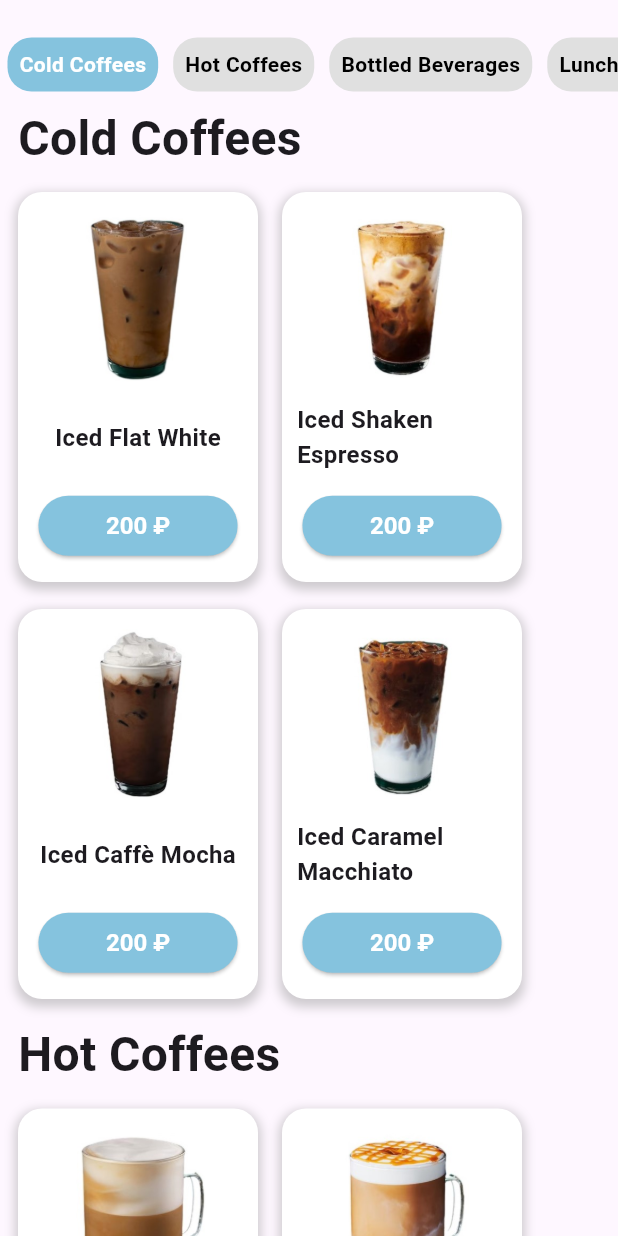
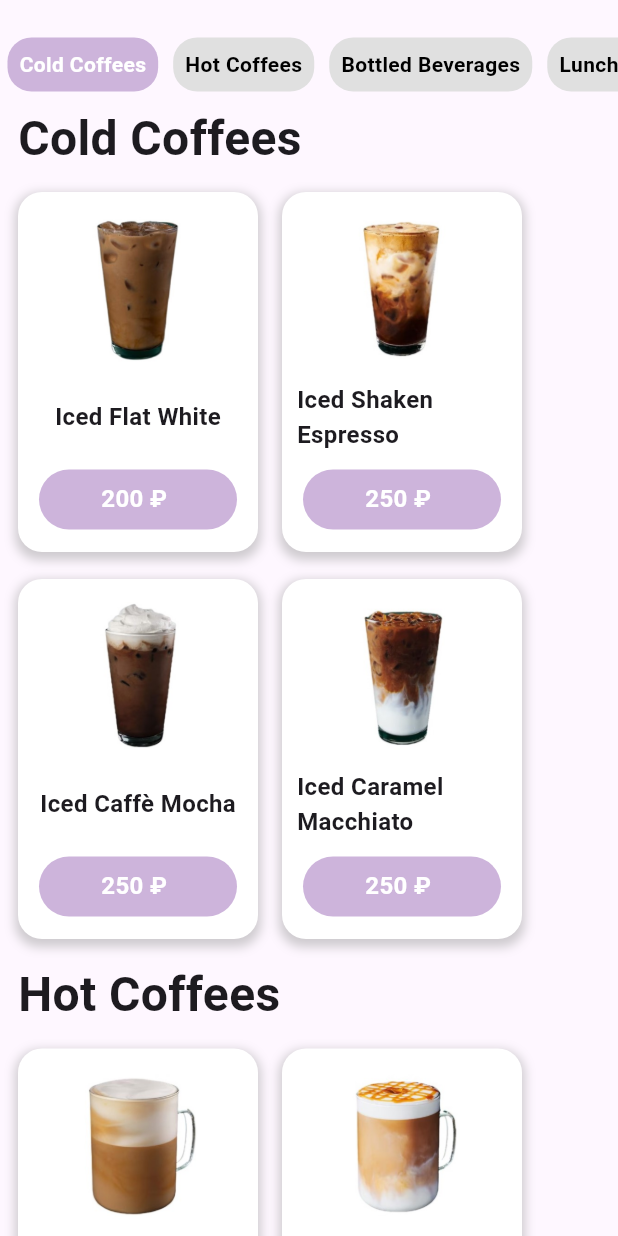
Before and after one commit to AAArinAAA/OmSTU-SummerPractice2024, a Flutter app: the screen it shows after launch, on a phone screen of 412 x 824 dp. Run offline on Flutter 3.47's test engine with Material 3 defaults, Android fonts, the phone set to English and light mode, and no system bars.

Commit message:
add button

```diff
--- /dev/null
+++ b/coffee_shop_app/lib/custom_widgets/button.dart
@@ -0,0 +1,95 @@
+import 'package:flutter/material.dart';
+
+class ProductButton extends StatefulWidget {
+  final int price;
+
+  const ProductButton({Key? key, required this.price}) : super(key: key);
+
+  @override
+  _ProductButtonState createState() => _ProductButtonState();
+}
+
+class _ProductButtonState extends State<ProductButton> {
+  int itemCount = 0; // Начальное количество товара в корзине
+
+  @override
+  Widget build(BuildContext context) {
+    return GestureDetector(
+      onTap: () {
+        setState(() {
+          itemCount++; // Увеличиваем количество товара при нажатии на кнопку
+        });
+      },
+      child: AnimatedContainer(
+        duration: const Duration(milliseconds: 300),
+        curve: Curves.ease,
+        padding: const EdgeInsets.symmetric(horizontal: 16.0, vertical: 8.0),
+        decoration: BoxDecoration(
+          color: const Color.fromRGBO(205, 180, 219, 1),
+          borderRadius: BorderRadius.circular(30.0),
+        ),
+        child: Container(
+          width: 100,
+          height: 24,
+          decoration: BoxDecoration(
+            borderRadius: BorderRadius.circular(30),
+            color: const Color.fromRGBO(205, 180, 219, 1),
+          ),
+          child:
+            Expanded(
+              child: itemCount == 0
+                  ? Text(
+                    '      ${widget.price} ₽',
+                    style:
+                    const TextStyle(
+                      color: Colors.white,
+                      fontSize:16,
+                      fontWeight: FontWeight.bold
+                      ),
+                    )
+                  : Row(
+                      mainAxisAlignment: MainAxisAlignment.center,
+                      children: [
+                        GestureDetector(
+                          onTap: () {
+                            setState(() {
+                              if (itemCount > 0) itemCount--;
+                            });
+                          },
+                          child: Container(
+                            width: 24.0,
+                            height: 24.0,
+                            decoration: BoxDecoration(
+                              borderRadius: BorderRadius.circular(16),
+                              color: Colors.white,
+                            ),
+                            child: const Icon(Icons.remove, color: Color.fromRGBO(205, 180, 219, 1)),
+                          ),
+                        ),
+                        const SizedBox(width: 8.0),
+                        Text('$itemCount', style: const TextStyle(color: Colors.white, fontSize:16, fontWeight: FontWeight.bold)),
+                        const SizedBox(width: 8.0),
+                        GestureDetector(
+                          onTap: () {
+                            setState(() {
+                              itemCount++;
+                            });
+                          },
+                          child: Container(
+                            width: 24.0,
+                            height: 24.0,
+                            decoration: const BoxDecoration(
+                              shape: BoxShape.circle,
+                              color: Colors.white,
+                            ),
+                            child: const Icon(Icons.add, color: Color.fromRGBO(205, 180, 219, 1)),
+                          ),
+                        ),
+                      ],
+                    ),
+            ),
+        ),
+      ),
+    );
+  }
+}
--- a/coffee_shop_app/lib/main.dart
+++ b/coffee_shop_app/lib/main.dart
@@ -1,4 +1,5 @@
 import 'package:flutter/material.dart';
+import 'custom_widgets/button.dart';
 
 void main() {
   runApp(const MyApp());
@@ -28,7 +29,7 @@ class MyHomePage extends StatefulWidget {
 }
 
 class _MyHomePageState extends State<MyHomePage> {
-  String currentCategory = "Cold Coffees"; // Начальная категория
+  String currentCategory = "Cold Coffees";
   final ScrollController _scrollController = ScrollController();
   ScrollController _horizontalScrollController = ScrollController();
 
@@ -38,19 +39,16 @@ class _MyHomePageState extends State<MyHomePage> {
   void initState() {
     super.initState();
     _scrollController.addListener(_scrollListener);
-    _horizontalScrollController = ScrollController(); // Initialize _horizontalScrollController
+    _horizontalScrollController = ScrollController();
   }
-
 
   @override
   void dispose() {
     _scrollController.removeListener(_scrollListener);
     _scrollController.dispose();
-    _horizontalScrollController.dispose(); // Dispose _horizontalScrollController
+    _horizontalScrollController.dispose();
     super.dispose();
   }
-
-
 
   int _calculateCategoryIndex(double offset) {
     return (offset / 450).floor();
@@ -73,31 +71,13 @@ class _MyHomePageState extends State<MyHomePage> {
 
         _horizontalScrollController.animateTo(
           scrollTo,
+          // ignore: prefer_const_constructors
           duration: Duration(milliseconds: 500),
           curve: Curves.easeInOut,
         );
       }
     });
   }
-
-  String _determineCategoryInView() {
-  double position = 0.0;
-  String categoryInView;
-
-  for (int i = 0; i < categories.length; i++) {
-    RenderBox renderBox = context.findRenderObject() as RenderBox;
-    double itemPosition = renderBox.localToGlobal(Offset.zero).dy;
-
-    if (itemPosition >= 0 && itemPosition < MediaQuery.of(context).size.height) {
-      position = i.toDouble(); // Приводим индекс к типу double
-      break;
-    }
-  }
-
-  categoryInView = categories[position.toInt()]; // Приводим position к типу int
-
-  return categoryInView;
-}
 
 
 void _selectCategory(String category) {
@@ -113,25 +93,21 @@ void _selectCategory(String category) {
   }
 }
 
-
-
   @override
   Widget build(BuildContext context) {
     return Scaffold(
       body: Column(
         crossAxisAlignment: CrossAxisAlignment.start,
         children: [
-          // Горизонтальное меню категорий
           const SizedBox(height: 20,),
           SingleChildScrollView(
             scrollDirection: Axis.horizontal,
-            controller: _horizontalScrollController, // Use _horizontalScrollController here
+            controller: _horizontalScrollController,
             child: Row(
               children: categories.map((category) => _buildCategoryButton(category)).toList(),
             ),
           ),
 
-          // Основной список товаров
           Expanded(
             child: SingleChildScrollView(
               controller: _scrollController,
@@ -141,66 +117,66 @@ void _selectCategory(String category) {
                   _buildCategorySection("Cold Coffees", [
                     Row(
                       children: [
-                    _buildItem("Iced Flat White", "assets/Iced Flat White.jpg", "200 ₽"),
-                    _buildItem("Iced Shaken Espresso", "assets/Iced Shaken Espresso.jpg", "200 ₽"),
+                    _buildItem("Iced Flat White", "assets/Iced Flat White.jpg", 200),
+                    _buildItem("Iced Shaken Espresso", "assets/Iced Shaken Espresso.jpg", 250),
                       ],
                     ),
                     Row(
                       children: [
-                    _buildItem("Iced Caffè Mocha", "assets/Iced Caffè Mocha.jpg", "200 ₽"),
-                    _buildItem("Iced Caramel Macchiato", "assets/Iced Caramel Macchiato.jpg", "200 ₽"),
+                    _buildItem("Iced Caffè Mocha", "assets/Iced Caffè Mocha.jpg", 250),
+                    _buildItem("Iced Caramel Macchiato", "assets/Iced Caramel Macchiato.jpg", 250),
                       ],
                     )
                   ]),
                   _buildCategorySection("Hot Coffees", [
                     Row(
                       children: [
-                    _buildItem("Cappuccino", "assets/Cappuccino.jpg", "200 ₽"),
-                    _buildItem("Caramel Macchiato", "assets/Caramel Macchiato.jpg", "200 ₽"),
+                    _buildItem("Cappuccino", "assets/Cappuccino.jpg", 200),
+                    _buildItem("Caramel Macchiato", "assets/Caramel Macchiato.jpg", 200),
                       ],),
                     Row(
                       children: [
-                    _buildItem("Caffè Mocha", "assets/Caffè Mocha.jpg", "200 ₽"),
-                    _buildItem("Caffè Misto", "assets/Caffè Misto.jpg", "200 ₽"),
+                    _buildItem("Caffè Mocha", "assets/Caffè Mocha.jpg", 250),
+                    _buildItem("Caffè Misto", "assets/Caffè Misto.jpg", 200),
                       ],),
                   ]),
                   _buildCategorySection("Bottled Beverages", [
                     Row(
                       children: [
-                        _buildItem("Orange juice, 0.2L", "assets/Orange juice, 0.2L.png", "200 ₽"),
-                        _buildItem("Mojito", "assets/Mojito.png", "200 ₽"),
+                        _buildItem("Orange juice, 0.2L", "assets/Orange juice, 0.2L.png", 50),
+                        _buildItem("Mojito", "assets/Mojito.png", 75),
                       ],
                     ),
 
                     Row(
                       children: [
-                        _buildItem("Evolution Fresh® Orange", "assets/Evolution Fresh® Orange.jpg", "200 ₽"),
-                        _buildItem("Horizon® Chocolate Milk", "assets/Horizon® Chocolate Milk.jpg", "200 ₽"),
+                        _buildItem("Evolution Fresh® Orange", "assets/Evolution Fresh® Orange.jpg", 125),
+                        _buildItem("Horizon® Chocolate Milk", "assets/Horizon® Chocolate Milk.jpg", 60),
                       ],
                     )
                   ]),
                   _buildCategorySection("Lunch & Breakfast", [
                     Row (children: [
-                    _buildItem("Bacon, Sausage & Egg Wrap", "assets/Bacon, Sausage & Egg Wrap.jpg", "200 ₽"),
-                    _buildItem("Bacon & Gruyère Egg Bites", "assets/Bacon & Gruyère Egg Bites.jpg", "200 ₽"),
+                    _buildItem("Bacon, Sausage & Egg Wrap", "assets/Bacon, Sausage & Egg Wrap.jpg", 325),
+                    _buildItem("Bacon & Gruyère Egg Bites", "assets/Bacon & Gruyère Egg Bites.jpg", 175),
                     ],),
 
                     Row (children: [
-                    _buildItem("Ham & Swiss on Baguette", "assets/Ham & Swiss on Baguette.jpg", "200 ₽"),
-                    _buildItem("Cheese & Fruit Protein Box", "assets/Cheese & Fruit Protein Box.jpg", "200 ₽"),
+                    _buildItem("Ham & Swiss on Baguette", "assets/Ham & Swiss on Baguette.jpg", 250),
+                    _buildItem("Cheese & Fruit Protein Box", "assets/Cheese & Fruit Protein Box.jpg", 400),
                     ],)
                   ]),
                   _buildCategorySection("Milk & Juice", [
                     Row(
                       children: [
-                        _buildItem("Hot Chocolate", "assets/Hot Chocolate.jpg", "200 ₽"),
-                        _buildItem("Caramel Apple Spice", "assets/Caramel Apple Spice.jpg", "200 ₽"),
+                        _buildItem("Hot Chocolate", "assets/Hot Chocolate.jpg", 200),
+                        _buildItem("Caramel Apple Spice", "assets/Caramel Apple Spice.jpg", 150),
                       ],
                     ),
                     Row(
                       children: [
-                        _buildItem("White Hot Chocolate", "assets/White Hot Chocolate.jpg", "200 ₽"),
-                        _buildItem("Vanilla Crème", "assets/Vanilla Crème.jpg", "200 ₽"),
+                        _buildItem("White Hot Chocolate", "assets/White Hot Chocolate.jpg", 200),
+                        _buildItem("Vanilla Crème", "assets/Vanilla Crème.jpg", 150),
                   ]),
                   const SizedBox(height: 20,)
                 ],
@@ -222,7 +198,7 @@ void _selectCategory(String category) {
         child: Container(
           height: 36,
           decoration: BoxDecoration(
-            color: currentCategory == category ? const Color.fromRGBO(133, 195, 222, 1) : Colors.grey[300],
+            color: currentCategory == category ? const Color.fromRGBO(205, 180, 219, 1) : Colors.grey[300],
             borderRadius: BorderRadius.circular(16),
           ),
           padding: const EdgeInsets.all(8.0),
@@ -258,8 +234,8 @@ void _selectCategory(String category) {
         ),
         const SizedBox(height: 5),
         Wrap(
-          spacing: 4.0, // горизонтальный отступ между товарами
-          runSpacing: 2.0, // вертикальный отступ между рядами
+          spacing: 4.0,
+          runSpacing: 2.0,
           children: items,
         ),
       ],
@@ -268,14 +244,13 @@ void _selectCategory(String category) {
 }
 
 
-  Widget _buildItem(String itemName, String imageUrl, String cost) {
+  Widget _buildItem(String itemName, String imageUrl, int cost) {
   return GestureDetector(
     onTap: () {
-      // Действие при нажатии на товар
     },
     child: Container(
       width: 160,
-      height: 260,
+      height: 240,
       padding: const EdgeInsets.all(10),
       margin: const EdgeInsets.symmetric(vertical: 8, horizontal: 8),
       decoration: BoxDecoration(
@@ -295,13 +270,13 @@ void _selectCategory(String category) {
         mainAxisAlignment: MainAxisAlignment.center,
         children: [
           Container(
-            width: 115,  // Ширина изображения
-            height: 115, // Высота изображения
+            width: 100,
+            height: 100,
             decoration: BoxDecoration(
               borderRadius: BorderRadius.circular(12),
               image: DecorationImage(
                 image: AssetImage(imageUrl),
-                fit: BoxFit.contain, // Подгонка изображения
+                fit: BoxFit.contain,
               ),
             ),
           ),
@@ -326,20 +301,9 @@ void _selectCategory(String category) {
           Row(
             mainAxisAlignment: MainAxisAlignment.center,
             children: [
-              ElevatedButton(
-                onPressed: () {
-                  // Действие при нажатии на кнопку
-                },
-                style: ElevatedButton.styleFrom(
-                  padding: const EdgeInsets.symmetric(horizontal: 45, vertical: 4),
-                  backgroundColor: const Color.fromRGBO(133, 195, 222, 1),
-                  textStyle: const TextStyle(color: Colors.white),
-                ),
-                child: Text(
-                  cost,
-                  style: const TextStyle(fontSize: 16, fontWeight: FontWeight.bold, color: Colors.white),
-                ),
-              ),
+              ProductButton(
+                    price: cost
+                    ,),
             ],
           ),
         ],
```
